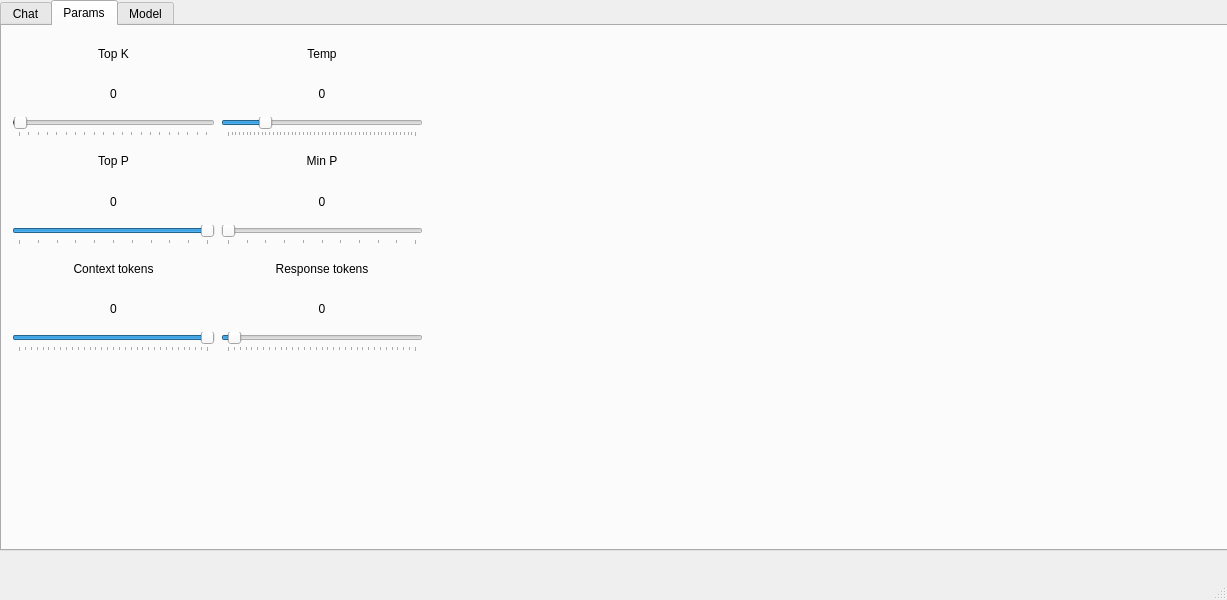
The window that src/ui/MainWindow.ui (NutritiousWheat/SimpleLlamaGUI) describes before a commit, drawn with Qt 5.
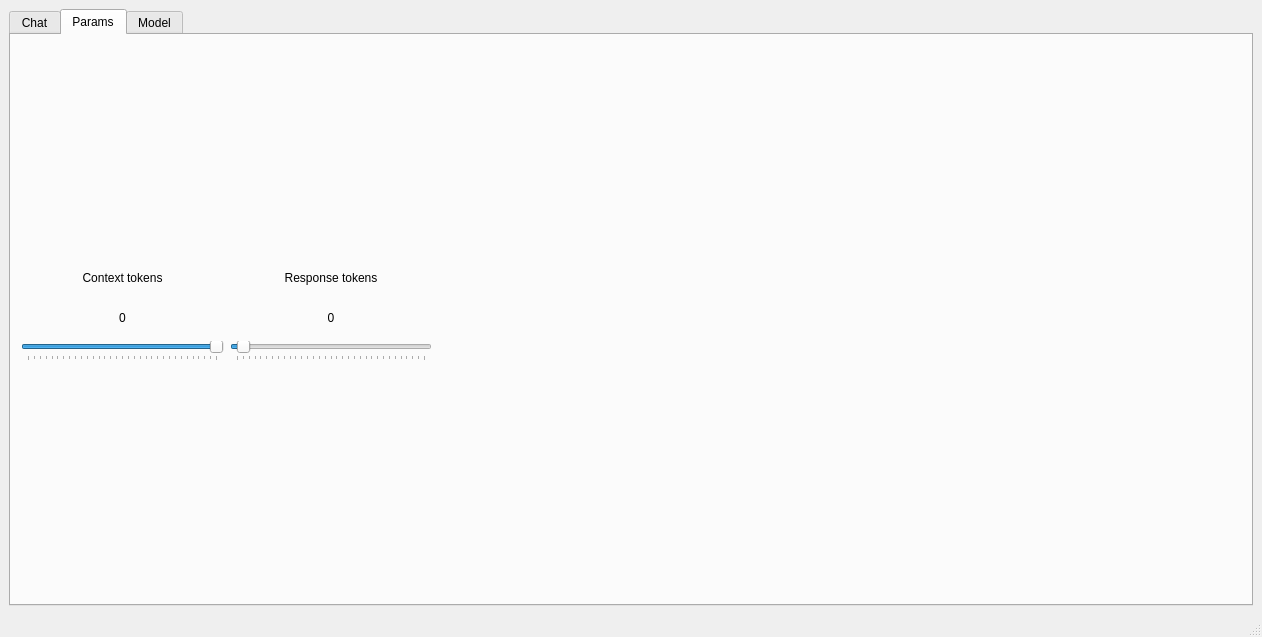
The same window after the commit. Custom widgets are drawn as their Qt base class.

Commit message: implement custom sampler widget

The edit to the form file:
```diff
--- a/src/ui/MainWindow.ui
+++ b/src/ui/MainWindow.ui
@@ -6,23 +6,17 @@
    <rect>
     <x>0</x>
     <y>0</y>
-    <width>1227</width>
-    <height>600</height>
+    <width>1262</width>
+    <height>637</height>
    </rect>
   </property>
   <property name="windowTitle">
    <string>MainWindow</string>
   </property>
   <widget class="QWidget" name="centralwidget">
+   <layout class="QGridLayout" name="gridLayout">
+    <item row="0" column="0">
    <widget class="QTabWidget" name="tabWidget">
-    <property name="geometry">
-     <rect>
-      <x>0</x>
-      <y>0</y>
-      <width>1231</width>
-      <height>551</height>
-     </rect>
-    </property>
     <property name="currentIndex">
      <number>1</number>
     </property>
@@ -104,46 +98,6 @@
        </rect>
       </property>
       <layout class="QGridLayout" name="optionsLayout">
-       <item row="1" column="0">
-        <layout class="QVBoxLayout" name="topKLayout">
-         <item>
-          <widget class="QLabel" name="topKLabel">
-           <property name="text">
-            <string>Top K</string>
-           </property>
-           <property name="alignment">
-            <set>Qt::AlignmentFlag::AlignCenter</set>
-           </property>
-          </widget>
-         </item>
-         <item>
-          <widget class="QLabel" name="topKValueLabel">
-           <property name="text">
-            <string>0</string>
-           </property>
-           <property name="alignment">
-            <set>Qt::AlignmentFlag::AlignCenter</set>
-           </property>
-          </widget>
-         </item>
-         <item>
-          <widget class="SamplerSlider" name="topKSlider">
-           <property name="minimum">
-            <number>-1</number>
-           </property>
-           <property name="maximum">
-            <number>200</number>
-           </property>
-           <property name="orientation">
-            <enum>Qt::Orientation::Horizontal</enum>
-           </property>
-           <property name="tickPosition">
-            <enum>QSlider::TickPosition::TicksBelow</enum>
-           </property>
-          </widget>
-         </item>
-        </layout>
-       </item>
        <item row="3" column="0">
         <layout class="QVBoxLayout" name="contextLayout">
          <item>
@@ -190,83 +144,6 @@
          </item>
         </layout>
        </item>
-       <item row="2" column="1">
-        <layout class="QVBoxLayout" name="minPLayout">
-         <item>
-          <widget class="QLabel" name="minPLabel">
-           <property name="text">
-            <string>Min P</string>
-           </property>
-           <property name="alignment">
-            <set>Qt::AlignmentFlag::AlignCenter</set>
-           </property>
-          </widget>
-         </item>
-         <item>
-          <widget class="QLabel" name="minPValueLabel">
-           <property name="text">
-            <string>0</string>
-           </property>
-           <property name="alignment">
-            <set>Qt::AlignmentFlag::AlignCenter</set>
-           </property>
-          </widget>
-         </item>
-         <item>
-          <widget class="QSlider" name="minPSlider">
-           <property name="maximum">
-            <number>100</number>
-           </property>
-           <property name="orientation">
-            <enum>Qt::Orientation::Horizontal</enum>
-           </property>
-           <property name="tickPosition">
-            <enum>QSlider::TickPosition::TicksBelow</enum>
-           </property>
-          </widget>
-         </item>
-        </layout>
-       </item>
-       <item row="1" column="1">
-        <layout class="QVBoxLayout" name="tempLayout">
-         <item>
-          <widget class="QLabel" name="tempLabel">
-           <property name="text">
-            <string>Temp</string>
-           </property>
-           <property name="alignment">
-            <set>Qt::AlignmentFlag::AlignCenter</set>
-           </property>
-          </widget>
-         </item>
-         <item>
-          <widget class="QLabel" name="tempValueLabel">
-           <property name="text">
-            <string>0</string>
-           </property>
-           <property name="alignment">
-            <set>Qt::AlignmentFlag::AlignCenter</set>
-           </property>
-          </widget>
-         </item>
-         <item>
-          <widget class="QSlider" name="tempSlider">
-           <property name="maximum">
-            <number>500</number>
-           </property>
-           <property name="value">
-            <number>100</number>
-           </property>
-           <property name="orientation">
-            <enum>Qt::Orientation::Horizontal</enum>
-           </property>
-           <property name="tickPosition">
-            <enum>QSlider::TickPosition::TicksBelow</enum>
-           </property>
-          </widget>
-         </item>
-        </layout>
-       </item>
        <item row="3" column="1">
         <layout class="QVBoxLayout" name="responseLayout">
          <item>
@@ -313,45 +190,17 @@
          </item>
         </layout>
        </item>
+         <item row="1" column="0">
+          <widget class="SamplerWidget" name="samplerWidget_1" native="true"/>
+         </item>
+         <item row="1" column="1">
+          <widget class="SamplerWidget" name="samplerWidget_2" native="true"/>
+         </item>
        <item row="2" column="0">
-        <layout class="QVBoxLayout" name="topPLayout">
-         <item>
-          <widget class="QLabel" name="topPLabel">
-           <property name="text">
-            <string>Top P</string>
-           </property>
-           <property name="alignment">
-            <set>Qt::AlignmentFlag::AlignCenter</set>
-           </property>
-          </widget>
+          <widget class="SamplerWidget" name="samplerWidget_3" native="true"/>
          </item>
-         <item>
-          <widget class="QLabel" name="topPValueLabel">
-           <property name="text">
-            <string>0</string>
-           </property>
-           <property name="alignment">
-            <set>Qt::AlignmentFlag::AlignCenter</set>
-           </property>
-          </widget>
-         </item>
-         <item>
-          <widget class="QSlider" name="topPSlider">
-           <property name="maximum">
-            <number>100</number>
-           </property>
-           <property name="value">
-            <number>100</number>
-           </property>
-           <property name="orientation">
-            <enum>Qt::Orientation::Horizontal</enum>
-           </property>
-           <property name="tickPosition">
-            <enum>QSlider::TickPosition::TicksBelow</enum>
-           </property>
-          </widget>
-         </item>
-        </layout>
+         <item row="2" column="1">
+          <widget class="SamplerWidget" name="samplerWidget_4" native="true"/>
        </item>
       </layout>
      </widget>
@@ -411,6 +260,8 @@
      </widget>
     </widget>
    </widget>
+    </item>
+   </layout>
   </widget>
   <widget class="QMenuBar" name="menubar">
    <property name="geometry">
@@ -426,9 +277,10 @@
  </widget>
  <customwidgets>
   <customwidget>
-   <class>SamplerSlider</class>
-   <extends>QSlider</extends>
-   <header>SamplerSlider.h</header>
+   <class>SamplerWidget</class>
+   <extends>QWidget</extends>
+   <header>SamplerWidget.h</header>
+   <container>1</container>
   </customwidget>
  </customwidgets>
  <resources/>
```
Left out of the diff: 4 changed lines with no effect on the pictures. Lines whose indentation alone changed are shown as unchanged. The commit also changes 9 other files.
